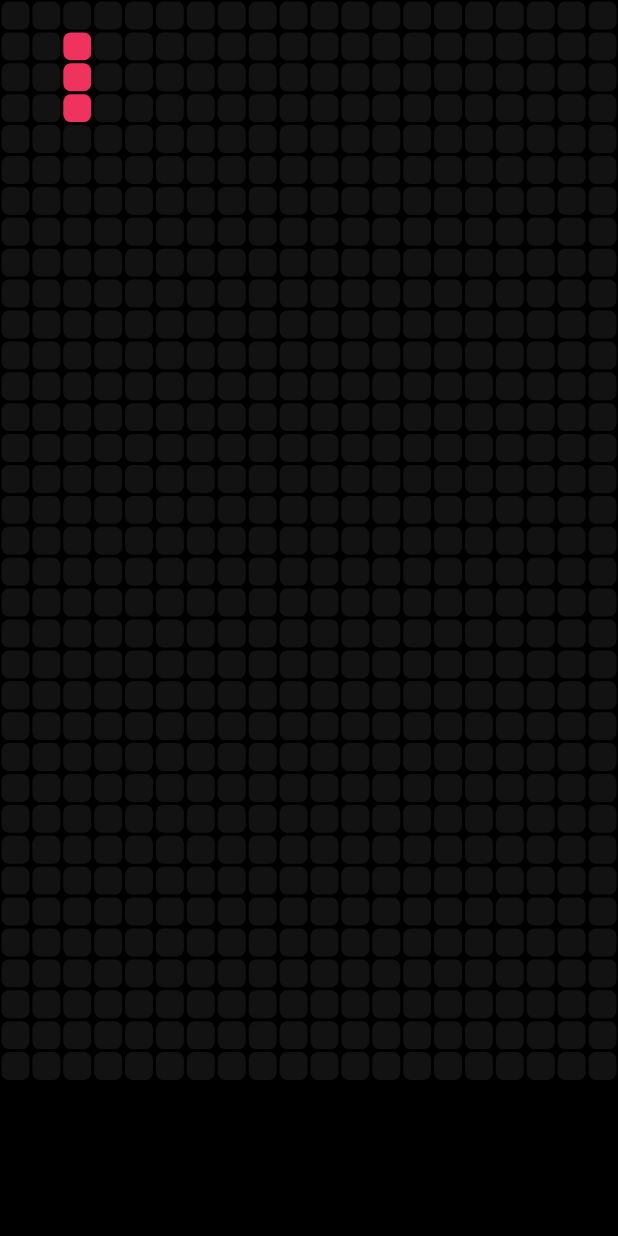
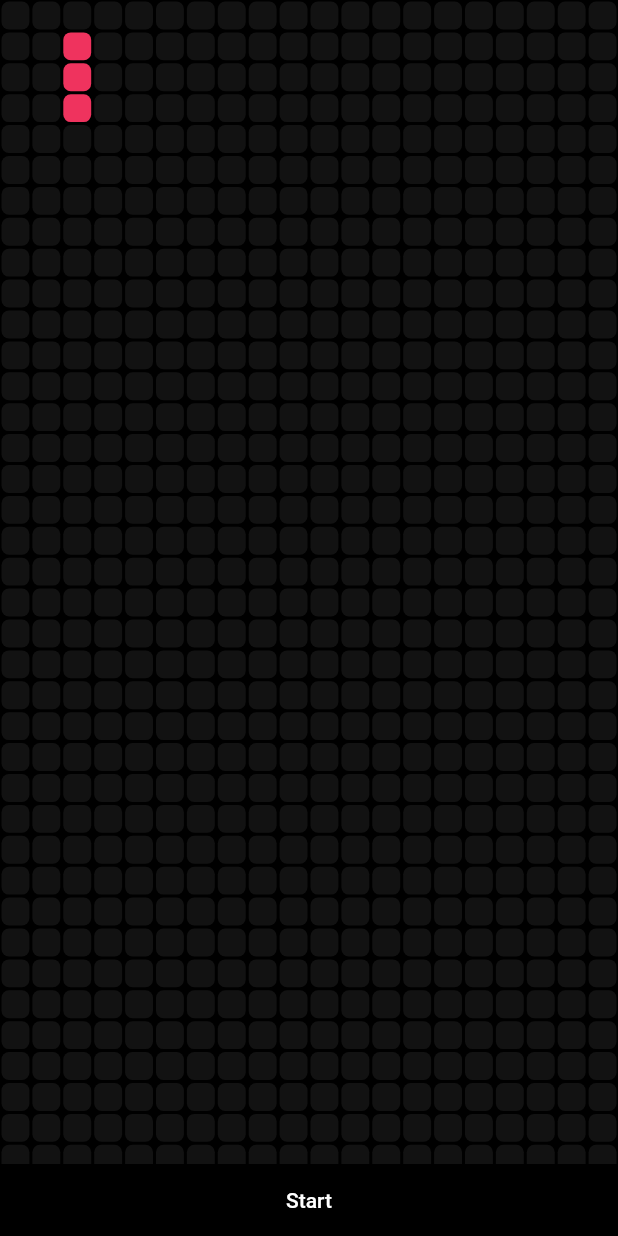
Before and after one commit to s1dd54rt5/Snek, a Flutter app: the screen it shows after launch, on a phone screen of 412 x 824 dp. Run offline on Flutter 3.47's test engine with Material 2 defaults, Android fonts, the phone set to English and light mode, and no system bars.

```diff
--- a/lib/snek.dart
+++ b/lib/snek.dart
@@ -1,3 +1,4 @@
+import 'dart:async';
 import 'package:flutter/material.dart';
 
 class Snek extends StatefulWidget {
@@ -6,7 +7,22 @@ class Snek extends StatefulWidget {
 }
 
 class _SnekState extends State<Snek> {
-  static List snakePosition = [22, 42, 62];
+  void startGame() {
+    const duration = const Duration(milliseconds: 300);
+    Timer.periodic(duration, (Timer timer) {
+      setState(() {
+        if (snakePosition.last + 20 > 760) {
+          snakePosition.add(snakePosition.last + 20 - 760);
+          snakePosition.remove(snakePosition.first);
+        } else {
+          snakePosition.add(snakePosition.last + 20);
+          snakePosition.remove(snakePosition.first);
+        }
+      });
+    });
+  }
+
+  List snakePosition = [22, 42, 62];
 
   @override
   Widget build(BuildContext context) {
@@ -19,7 +35,7 @@ class _SnekState extends State<Snek> {
               child: Container(
                 child: GridView.builder(
                     physics: NeverScrollableScrollPhysics(),
-                    itemCount: 700,
+                    itemCount: 760,
                     gridDelegate: SliverGridDelegateWithFixedCrossAxisCount(
                         crossAxisCount: 20),
                     itemBuilder: (BuildContext context, int index) {
@@ -48,6 +64,19 @@ class _SnekState extends State<Snek> {
               ),
             ),
           ),
+          FlatButton(
+            onPressed: () {
+              startGame();
+            },
+            child: Container(
+              child: Text(
+                'Start',
+                style: TextStyle(
+                  color: Colors.white,
+                ),
+              ),
+            ),
+          )
         ],
       ),
     );
```
